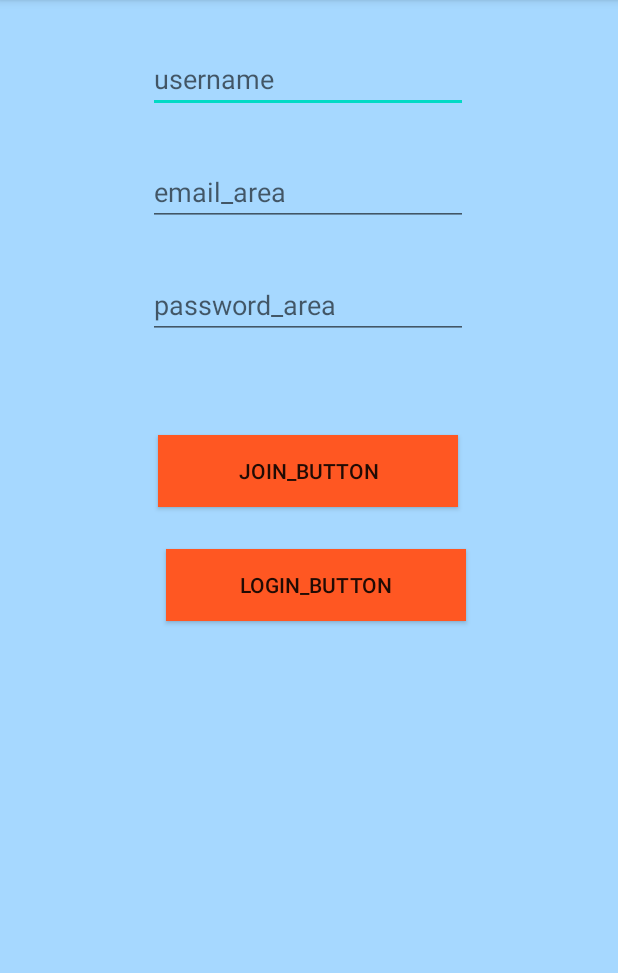
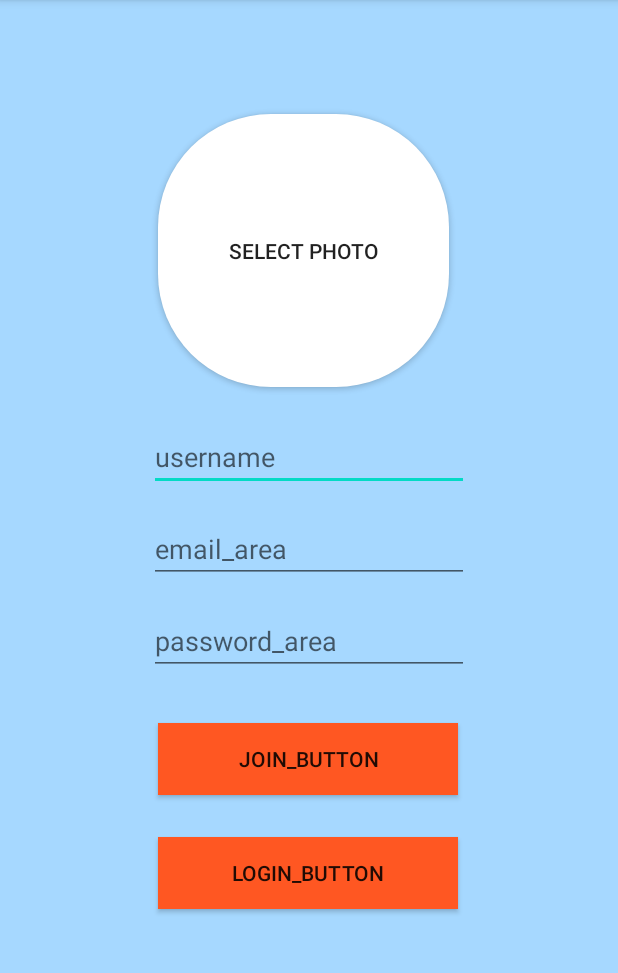
Before and after one commit to stopkite/GURU2_Android, an Android app: the screen it shows after launch (MainActivity), on a phone screen of 412 x 824 dp, the part 84-1057 px from its top. Run offline under Robolectric (Android 15) with nearby library versions, the phone set to English and light mode, and no system bars; our stand-ins replace CircleImageView, Firebase (no records; nobody signed in at launch, a user with empty details on screens opened directly), Picasso; libraries missing offline, so code that uses them is left out: com.xwray.groupie.

Commit message:
1.프로필 사진 등록 2.채팅방 목록 프로필 사진 등록

```diff
--- a/app/src/main/java/com/example/cho6/guru2_android12/Adapter/Useritem.kt
+++ b/app/src/main/java/com/example/cho6/guru2_android12/Adapter/Useritem.kt
@@ -2,17 +2,21 @@
 package com.example.cho6.guru2_android12.Adapter
 
 import com.example.cho6.guru2_android12.R
+import com.squareup.picasso.Picasso
 import com.xwray.groupie.GroupieViewHolder
 import com.xwray.groupie.Item
 import kotlinx.android.synthetic.main.chat_list.view.*
 
 //CharListActivity에서 사용될 UserItem 클래스
-class UserItem (val name:String,val uid: String): Item<GroupieViewHolder>(){
+class UserItem (val name:String, val uid:String, val profileImagUrl: String): Item<GroupieViewHolder>(){
+
     override fun getLayout(): Int{
         return R.layout.chat_list
     }
 
     override fun bind(viewHolder: GroupieViewHolder, position: Int) {
         viewHolder.itemView.name.text = name
+
+        Picasso.get().load(profileImagUrl).into(viewHolder.itemView.imageview_new_message)
     }
 }
--- /dev/null
+++ b/app/src/main/res/drawable/select_profile_photo.xml
@@ -0,0 +1,7 @@
+<?xml version="1.0" encoding="utf-8"?>
+<shape xmlns:android="http://schemas.android.com/apk/res/android">
+
+    <solid android:color="@android:color/white"/>
+    <corners android:radius="75dp"/>
+
+</shape>
--- a/app/src/main/res/layout/activity_main.xml
+++ b/app/src/main/res/layout/activity_main.xml
@@ -8,72 +8,95 @@
     tools:context=".MainActivity">
 
     // 사용자이름 등록 창
+
+    // 이메일 주소 등록 창
+
+    // 비밀번호 등록 창
+
+    // 회원 가입 신청 버튼
+
+    // 로그인하기 버튼
+
+    <Button
+        android:id="@+id/join_button"
+        android:layout_width="200dp"
+        android:layout_height="wrap_content"
+        android:layout_marginTop="32dp"
+        android:background="#FF5722"
+        android:text="join_button"
+        app:layout_constraintEnd_toEndOf="parent"
+        app:layout_constraintHorizontal_bias="0.497"
+        app:layout_constraintStart_toStartOf="parent"
+        app:layout_constraintTop_toBottomOf="@+id/password_area" />
+
     <EditText
         android:id="@+id/username"
         android:layout_width="wrap_content"
         android:layout_height="wrap_content"
-        android:layout_marginTop="30dp"
+        android:layout_marginTop="24dp"
         android:ems="10"
+        android:hint="username"
         android:inputType="textPersonName"
-        android:hint="username"
         app:layout_constraintEnd_toEndOf="parent"
-        app:layout_constraintHorizontal_bias="0.497"
         app:layout_constraintStart_toStartOf="parent"
-        app:layout_constraintTop_toTopOf="parent" />
+        app:layout_constraintTop_toBottomOf="@+id/select_profile_photo" />
 
-    // 이메일 주소 등록 창
     <EditText
         android:id="@+id/email_area"
         android:layout_width="wrap_content"
         android:layout_height="wrap_content"
-        android:layout_marginTop="30dp"
+        android:layout_marginTop="16dp"
         android:ems="10"
+        android:hint="email_area"
         android:inputType="textPersonName"
-        android:hint="email_area"
         app:layout_constraintEnd_toEndOf="parent"
-        app:layout_constraintHorizontal_bias="0.497"
         app:layout_constraintStart_toStartOf="parent"
         app:layout_constraintTop_toBottomOf="@+id/username" />
 
-    // 비밀번호 등록 창
     <EditText
         android:id="@+id/password_area"
         android:layout_width="wrap_content"
         android:layout_height="wrap_content"
-        android:layout_marginTop="30dp"
+        android:layout_marginTop="16dp"
         android:ems="10"
+        android:hint="password_area"
         android:inputType="textPersonName"
-        android:hint="password_area"
         app:layout_constraintEnd_toEndOf="parent"
-        app:layout_constraintHorizontal_bias="0.497"
         app:layout_constraintStart_toStartOf="parent"
         app:layout_constraintTop_toBottomOf="@+id/email_area" />
 
-    // 회원 가입 신청 버튼
-    <Button
-        android:id="@+id/join_button"
-        android:layout_width="200dp"
-        android:layout_height="wrap_content"
-        android:layout_marginTop="64dp"
-        android:text="join_button"
-        app:layout_constraintEnd_toEndOf="parent"
-        app:layout_constraintHorizontal_bias="0.498"
-        app:layout_constraintStart_toStartOf="parent"
-        android:background="#FF5722"
-        app:layout_constraintTop_toBottomOf="@+id/password_area" />
-
-    // 로그인하기 버튼
     <Button
         android:id="@+id/login_button_main"
         android:layout_width="200dp"
         android:layout_height="wrap_content"
         android:layout_marginTop="28dp"
+        android:background="#FF5722"
         android:text="login_button"
         app:layout_constraintEnd_toEndOf="parent"
-        app:layout_constraintHorizontal_bias="0.521"
+        app:layout_constraintHorizontal_bias="0.497"
         app:layout_constraintStart_toStartOf="parent"
-        android:background="#FF5722"
         app:layout_constraintTop_toBottomOf="@+id/join_button" />
+
+    <Button
+        android:id="@+id/select_profile_photo"
+        android:layout_width="194dp"
+        android:layout_height="182dp"
+        android:layout_marginTop="76dp"
+        android:background="@drawable/select_profile_photo"
+        android:text="select photo"
+        app:layout_constraintEnd_toEndOf="parent"
+        app:layout_constraintHorizontal_bias="0.483"
+        app:layout_constraintStart_toStartOf="parent"
+        app:layout_constraintTop_toTopOf="parent" />
+
+    <de.hdodenhof.circleimageview.CircleImageView
+        android:id="@+id/select_photo_imageview_register"
+        android:layout_width="190dp"
+        android:layout_height="190dp"
+        app:layout_constraintBottom_toBottomOf="@+id/select_profile_photo"
+        app:layout_constraintEnd_toEndOf="@+id/select_profile_photo"
+        app:layout_constraintStart_toStartOf="@+id/select_profile_photo"
+        app:layout_constraintTop_toTopOf="@+id/select_profile_photo" />
 
 
 </androidx.constraintlayout.widget.ConstraintLayout>
```
Also changed, not shown: app/build.gradle (+11 -1 lines), app/src/main/java/com/example/cho6/guru2_android12/ChatListActivity.kt (+6 -2 lines), app/src/main/java/com/example/cho6/guru2_android12/MainActivity.kt (+84 -1 lines), app/src/main/res/layout/chat_list.xml (+27 -14 lines).
